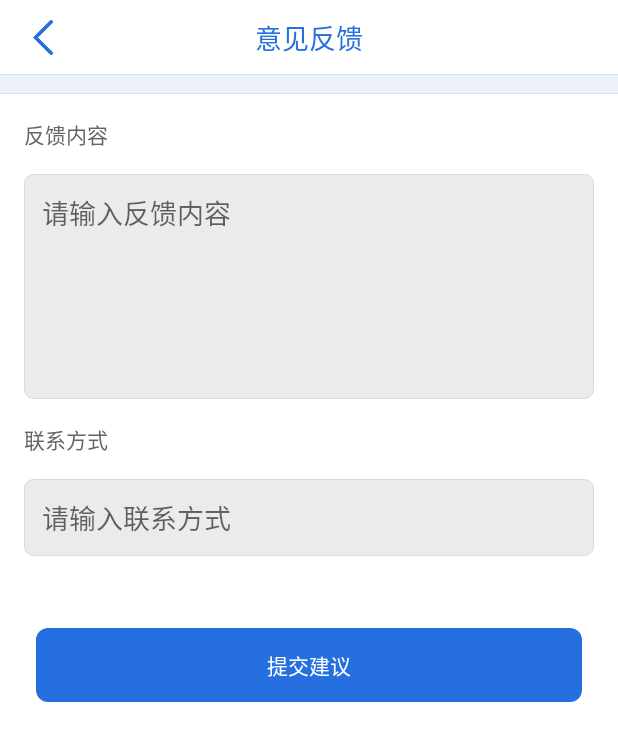
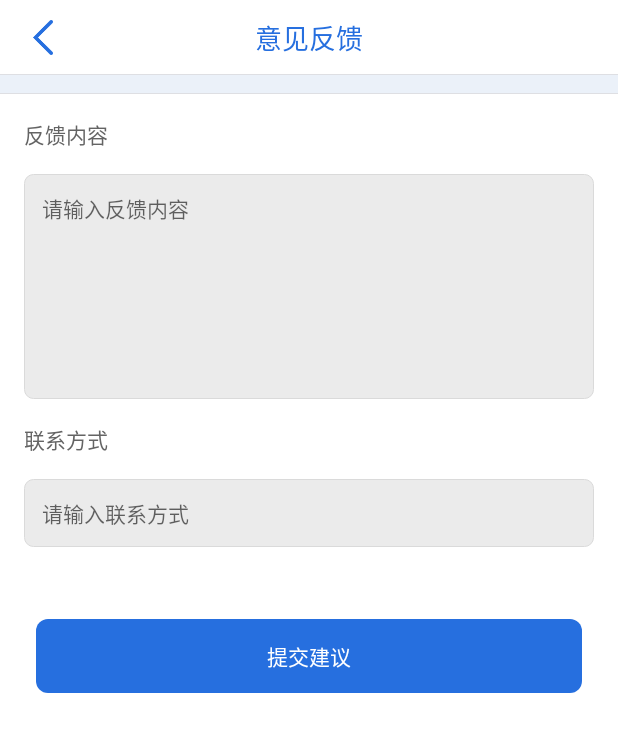
Before and after one commit to ck227/QianQian, an Android app: the FeedbackActivity screen opened directly, with no data from a screen before it, after a tap on "提交建议", on a phone screen of 412 x 824 dp. Shown: the top 741 px of the screen. Run offline under Robolectric (Android 15) with nearby library versions, the phone set to English and light mode, and no system bars; our stand-ins replace ButterKnife.

```diff
--- a/app/src/main/java/com/ck/fragment/MyFragment.java
+++ b/app/src/main/java/com/ck/fragment/MyFragment.java
@@ -94,8 +94,8 @@ public class MyFragment extends Fragment {
         switch (view.getId()) {
             case R.id.personInfo:
                 intent = new Intent(getActivity(), WebViewActivity.class);
-                intent.putExtra("title","title");
-                intent.putExtra("url","www.alipay.com");
+                intent.putExtra("title", "title");
+                intent.putExtra("url", "www.alipay.com");
                 startActivity(intent);
                 break;
             case R.id.check_rel:
--- a/app/src/main/java/com/ck/network/HttpMethods.java
+++ b/app/src/main/java/com/ck/network/HttpMethods.java
@@ -152,5 +152,11 @@ public class HttpMethods {
         toSubscribe(observable, subscriber);
     }
 
+    //意见反馈
+    public void sendFeedback(Subscriber<HttpResult.BaseResponse> subscriber, Map<String, Object> options) {
+        Observable observable = networkService.sendFeedback(options);
+        toSubscribe(observable, subscriber);
+    }
+
 
 }
--- a/app/src/main/java/com/ck/network/HttpResult.java
+++ b/app/src/main/java/com/ck/network/HttpResult.java
@@ -15,6 +15,8 @@ public class HttpResult {
      * 登录、发送验证码、注册、找回密码、修改密码
      * <p>
      * 添加手机认证、添加身份证认证／银行卡认证/通讯录认证/个人信息认证
+     * <p>
+     * 反馈
      */
     public static class BaseResponse {
         public int code;
@@ -47,8 +49,4 @@ public class HttpResult {
     }
 
 
-
-
-
-
 }
--- a/app/src/main/java/com/ck/network/NetworkService.java
+++ b/app/src/main/java/com/ck/network/NetworkService.java
@@ -80,4 +80,8 @@ public interface NetworkService {
     @GET("userInfo/add.html")
     Observable<HttpResult.BaseResponse> addCheckInfo(@QueryMap Map<String, Object> options);
 
+    //意见反馈
+    @GET("feedBack/add.html")
+    Observable<HttpResult.BaseResponse> sendFeedback(@QueryMap Map<String, Object> options);
+
 }
--- a/app/src/main/java/com/ck/qianqian/FeedbackActivity.java
+++ b/app/src/main/java/com/ck/qianqian/FeedbackActivity.java
@@ -1,12 +1,25 @@
 package com.ck.qianqian;
 
+import android.content.Intent;
 import android.os.Bundle;
+import android.text.TextUtils;
 import android.widget.EditText;
 import android.widget.TextView;
+import android.widget.Toast;
+
+import com.ck.network.HttpMethods;
+import com.ck.network.HttpResult;
+import com.ck.util.MyApplication;
+import com.ck.util.Utils;
+import com.ck.widget.LoadingDialog;
+
+import java.util.HashMap;
+import java.util.Map;
 
 import butterknife.BindView;
 import butterknife.ButterKnife;
 import butterknife.OnClick;
+import rx.Subscriber;
 
 public class FeedbackActivity extends BaseActivity {
 
@@ -19,6 +32,8 @@ public class FeedbackActivity extends BaseActivity {
     @BindView(R.id.submit)
     TextView submit;
 
+    private LoadingDialog dialog;
+
     @Override
     protected void onCreate(Bundle savedInstanceState) {
         super.onCreate(savedInstanceState);
@@ -29,5 +44,54 @@ public class FeedbackActivity extends BaseActivity {
 
     @OnClick(R.id.submit)
     public void onViewClicked() {
+        if (checkValue()) {
+            sendFeedback();
+        }
+    }
+
+    private void sendFeedback() {
+        dialog = new LoadingDialog(this, R.style.MyCustomDialog);
+        dialog.show();
+        Map<String, Object> map = new HashMap<>();
+        map.put("loginName", MyApplication.getInstance().getUserName());
+        map.put("content", feedback.getText().toString());
+        map.put("phone", phone.getText().toString());
+        Subscriber subscriber = new Subscriber<HttpResult.BaseResponse>() {
+            @Override
+            public void onCompleted() {
+                dialog.cancel();
+            }
+
+            @Override
+            public void onError(Throwable e) {
+                dialog.cancel();
+                Toast.makeText(getApplicationContext(), R.string.plz_try_later, Toast.LENGTH_SHORT).show();
+            }
+
+            @Override
+            public void onNext(HttpResult.BaseResponse response) {
+                Toast.makeText(getApplicationContext(), response.msg, Toast.LENGTH_LONG).show();
+                if (response.code == 0) {
+                    finish();
+                }
+            }
+        };
+        HttpMethods.getInstance().sendFeedback(subscriber, map);
+    }
+
+    private Boolean checkValue() {
+        if (TextUtils.isEmpty(feedback.getText().toString())) {
+            Toast.makeText(getApplicationContext(), "请输入反馈内容", Toast.LENGTH_SHORT).show();
+            return false;
+        }
+        if (TextUtils.isEmpty(phone.getText().toString())) {
+            Toast.makeText(getApplicationContext(), "请输入联系方式", Toast.LENGTH_SHORT).show();
+            return false;
+        }
+        if (!Utils.isMobileNO(phone.getText().toString())) {
+            Toast.makeText(getApplicationContext(), "手机号错误", Toast.LENGTH_SHORT).show();
+            return false;
+        }
+        return true;
     }
 }
--- a/app/src/main/res/layout/activity_feedback.xml
+++ b/app/src/main/res/layout/activity_feedback.xml
@@ -45,9 +45,11 @@
                 android:layout_marginRight="16dp"
                 android:background="@drawable/check_input_shape"
                 android:gravity="top"
+                android:hint="请输入反馈内容"
+                android:padding="12dp"
+                android:textColor="@color/second_text_color"
                 android:textCursorDrawable="@null"
-                android:hint="请输入反馈内容"
-                android:padding="12dp"/>
+                android:textSize="@dimen/SecTextSize"/>
 
         </LinearLayout>
 
@@ -73,10 +75,13 @@
                 android:layout_marginRight="16dp"
                 android:background="@drawable/check_input_shape"
                 android:gravity="top"
+                android:hint="请输入联系方式"
                 android:inputType="phone"
+                android:maxLength="11"
+                android:padding="12dp"
+                android:textColor="@color/second_text_color"
                 android:textCursorDrawable="@null"
-                android:hint="请输入联系方式"
-                android:padding="12dp"/>
+                android:textSize="@dimen/SecTextSize"/>
 
         </LinearLayout>
 
```
